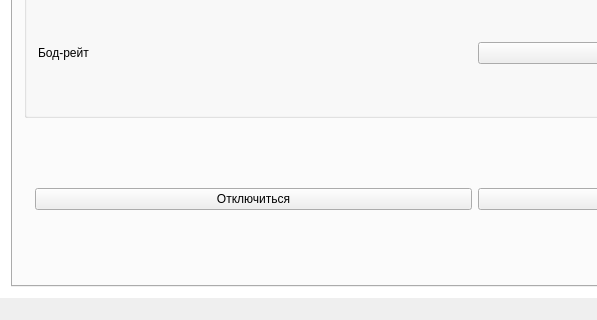
The window that app/sitcw.ui (OverLucker/SiTCW) describes before a commit, drawn with Qt 5; both pictures show x 0 to 597 and y 486 to 806 of the 949 by 806 pixel window.
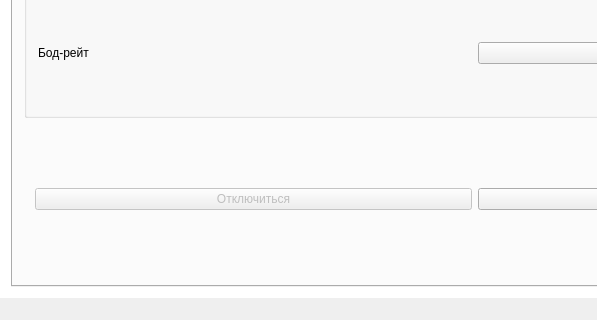
The same window after the commit.

The edit to the form file:
```diff
--- a/app/sitcw.ui
+++ b/app/sitcw.ui
@@ -55,6 +55,9 @@
    <layout class="QGridLayout" name="gridLayout">
     <item row="0" column="0">
      <widget class="QTabWidget" name="tabWidget">
+      <property name="enabled">
+       <bool>true</bool>
+      </property>
       <property name="styleSheet">
        <string notr="true"/>
       </property>
@@ -164,6 +167,9 @@
           <layout class="QGridLayout" name="portFrameLayout" columnstretch="0,0">
            <item row="0" column="0">
             <widget class="QPushButton" name="netBtnDisconnect">
+             <property name="enabled">
+              <bool>false</bool>
+             </property>
              <property name="autoFillBackground">
               <bool>false</bool>
              </property>
```
Left out of the diff: 3 changed lines with no effect on the pictures.
